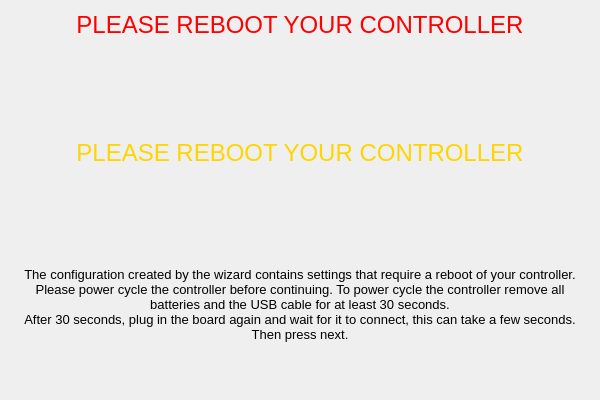
This is ground/gcs/src/plugins/setupwizard/pages/rebootpage.ui in TauLabs/TauLabs as Qt 5 draws it before an edit. The edited form follows.
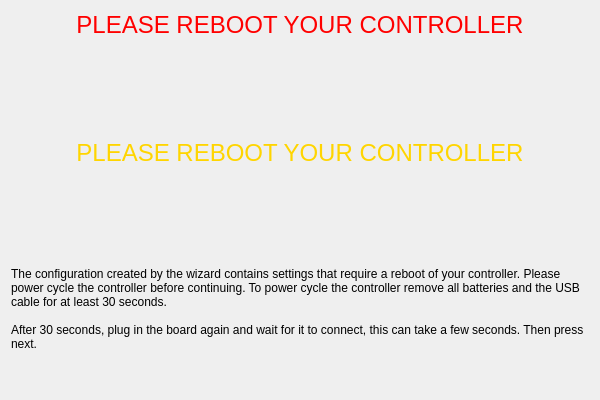
This is the edited form.

Commit message:
SetupWizard: strip formatting from text
The formatting applied does not work well across platforms.  Removing
until that is improved.

Patch:
```diff
--- a/ground/gcs/src/plugins/setupwizard/pages/rebootpage.ui
+++ b/ground/gcs/src/plugins/setupwizard/pages/rebootpage.ui
@@ -51,12 +51,9 @@
    <item>
     <widget class="QLabel" name="label_3">
      <property name="text">
-      <string>&lt;!DOCTYPE HTML PUBLIC &quot;-//W3C//DTD HTML 4.0//EN&quot; &quot;http://www.w3.org/TR/REC-html40/strict.dtd&quot;&gt;
-&lt;html&gt;&lt;head&gt;&lt;meta name=&quot;qrichtext&quot; content=&quot;1&quot; /&gt;&lt;style type=&quot;text/css&quot;&gt;
-p, li { white-space: pre-wrap; }
-&lt;/style&gt;&lt;/head&gt;&lt;body style=&quot; font-family:'MS Shell Dlg 2'; font-size:8pt; font-weight:400; font-style:normal;&quot;&gt;
-&lt;p align=&quot;center&quot; style=&quot; margin-top:0px; margin-bottom:0px; margin-left:0px; margin-right:0px; -qt-block-indent:0; text-indent:0px;&quot;&gt;&lt;span style=&quot; font-size:10pt; color:#000000;&quot;&gt;The configuration created by the wizard contains settings that require a reboot of your controller. Please power cycle the controller before continuing. To power cycle the controller remove all batteries and the USB cable for at least 30 seconds.&lt;/span&gt;&lt;/p&gt;
-&lt;p align=&quot;center&quot; style=&quot; margin-top:0px; margin-bottom:0px; margin-left:0px; margin-right:0px; -qt-block-indent:0; text-indent:0px;&quot;&gt;&lt;span style=&quot; font-size:10pt; color:#000000;&quot;&gt;After 30 seconds, plug in the board again and wait for it to connect, this can take a few seconds. Then press next.&lt;/span&gt;&lt;/p&gt;&lt;/body&gt;&lt;/html&gt;</string>
+      <string>The configuration created by the wizard contains settings that require a reboot of your controller. Please power cycle the controller before continuing. To power cycle the controller remove all batteries and the USB cable for at least 30 seconds.
+
+After 30 seconds, plug in the board again and wait for it to connect, this can take a few seconds. Then press next.</string>
      </property>
      <property name="alignment">
       <set>Qt::AlignLeading|Qt::AlignLeft|Qt::AlignTop</set>
```
The commit also changes 13 other files.
